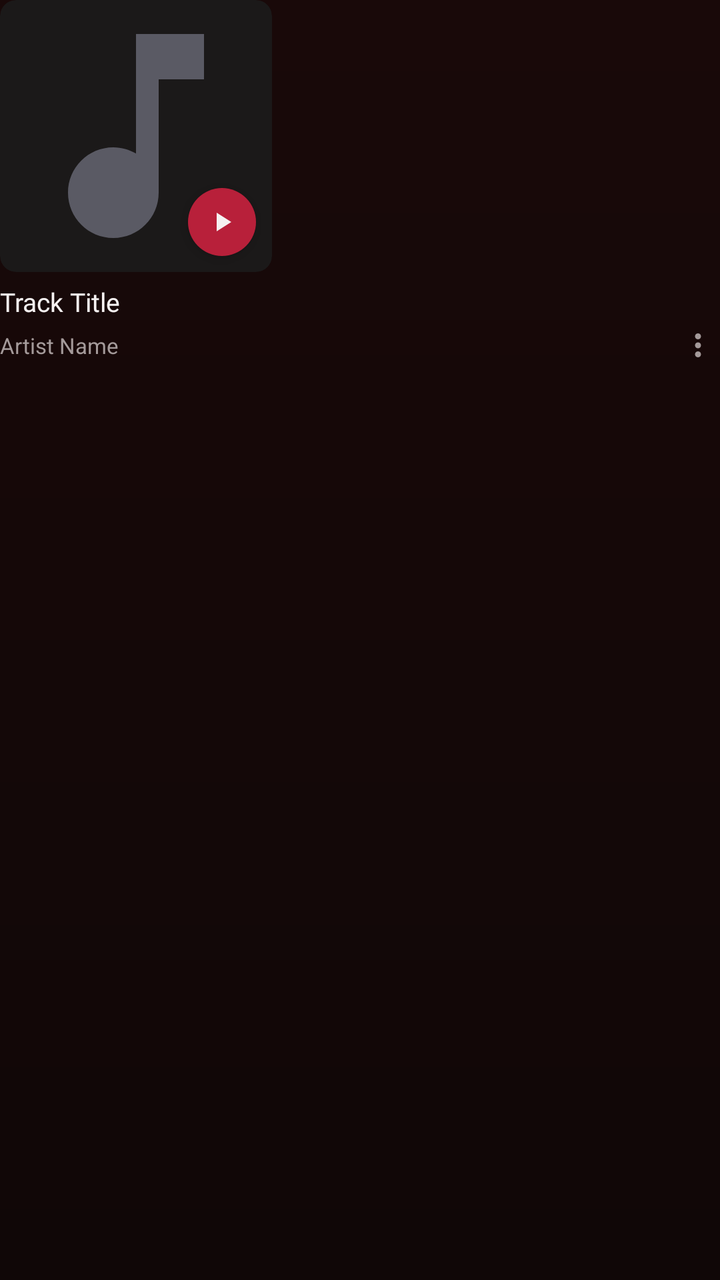
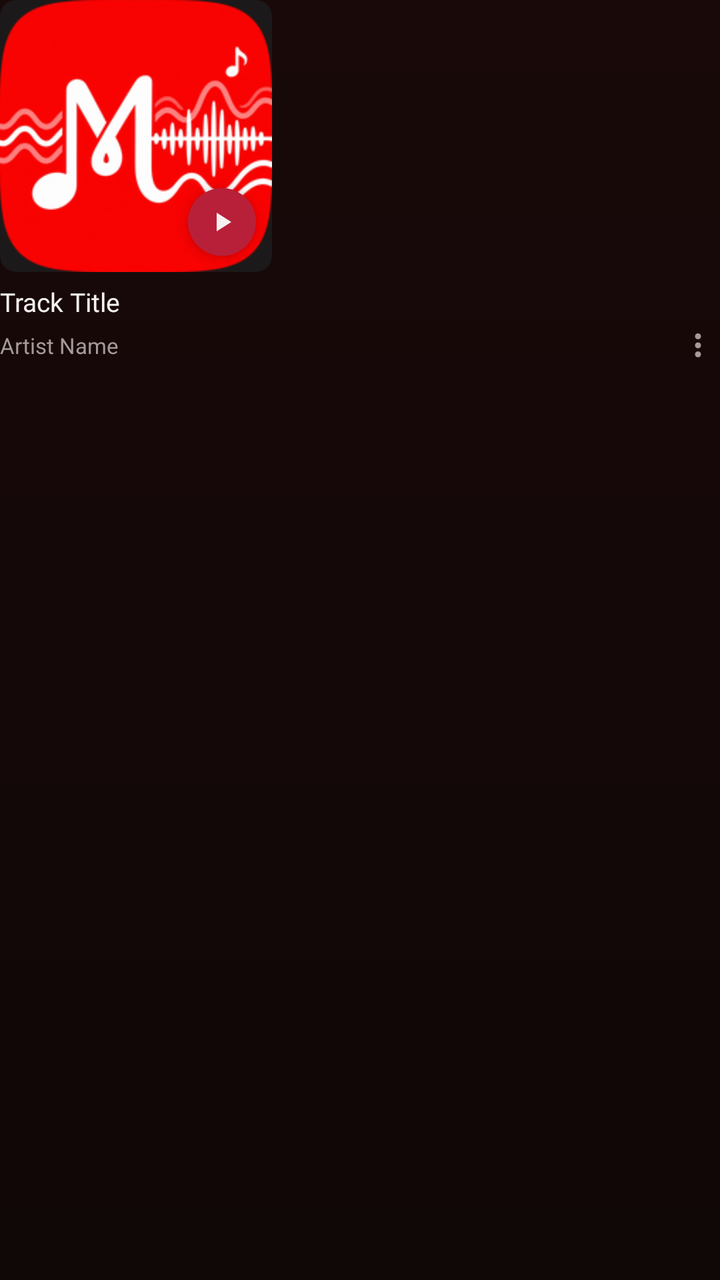

Before-and-after screenshots of an Android layout around one commit, followed by the original layout XML and the change that was made.
<!-- AndroidManifest.xml: application theme Theme.BraveMusicPlayer -->
<!-- res/layout/item_song_card_compact.xml -->
<?xml version="1.0" encoding="utf-8"?>
<LinearLayout xmlns:android="http://schemas.android.com/apk/res/android"
    xmlns:app="http://schemas.android.com/apk/res-auto"
    android:layout_width="136dp"
    android:layout_height="wrap_content"
    android:layout_marginEnd="12dp"
    android:clickable="true"
    android:focusable="true"
    android:orientation="vertical">

    
    <RelativeLayout
        android:layout_width="136dp"
        android:layout_height="136dp">

        <androidx.cardview.widget.CardView
            android:layout_width="match_parent"
            android:layout_height="match_parent"
            app:cardBackgroundColor="@color/surfaceCard"
            app:cardCornerRadius="8dp"
            app:cardElevation="0dp">

            <ImageView
                android:id="@+id/ivCardCover"
                android:layout_width="match_parent"
                android:layout_height="match_parent"
                android:contentDescription="Artwork"
                android:scaleType="centerCrop"
                android:src="@drawable/ic_music_note" />
        </androidx.cardview.widget.CardView>

        
        <FrameLayout
            android:id="@+id/btnCardQuickPlay"
            android:layout_width="34dp"
            android:layout_height="34dp"
            android:layout_alignParentEnd="true"
            android:layout_alignParentBottom="true"
            android:layout_margin="8dp"
            android:background="@drawable/bg_play_circle_red"
            android:clickable="true"
            android:contentDescription="Quick Play"
            android:elevation="4dp"
            android:focusable="true">

            <ImageView
                android:layout_width="16dp"
                android:layout_height="16dp"
                android:layout_gravity="center"
                android:importantForAccessibility="no"
                android:src="@drawable/ic_play_arrow"
                app:tint="@color/textPrimary" />
        </FrameLayout>

        
        <TextView
            android:id="@+id/tvCardBadge"
            android:layout_width="wrap_content"
            android:layout_height="wrap_content"
            android:layout_alignParentStart="true"
            android:layout_alignParentTop="true"
            android:layout_margin="6dp"
            android:background="@drawable/bg_pill_badge"
            android:fontFamily="sans-serif-bold"
            android:paddingStart="5dp"
            android:paddingTop="2dp"
            android:paddingEnd="5dp"
            android:paddingBottom="2dp"
            android:textColor="@color/textPrimary"
            android:textSize="9sp"
            android:visibility="gone" />
    </RelativeLayout>

    
    <TextView
        android:id="@+id/tvCardTitle"
        android:layout_width="match_parent"
        android:layout_height="wrap_content"
        android:layout_marginTop="6dp"
        android:ellipsize="end"
        android:fontFamily="@font/youtube_sans_bold_font"
        android:maxLines="1"
        android:text="Track Title"
        android:textColor="@color/textPrimary"
        android:textSize="13sp" />

    
    <RelativeLayout
        android:layout_width="match_parent"
        android:layout_height="wrap_content"
        android:layout_marginTop="2dp">

        <TextView
            android:id="@+id/tvCardArtist"
            android:layout_width="match_parent"
            android:layout_height="wrap_content"
            android:layout_alignParentStart="true"
            android:layout_centerVertical="true"
            android:layout_toStartOf="@+id/btnCardOptions"
            android:ellipsize="end"
            android:fontFamily="sans-serif"
            android:maxLines="1"
            android:text="Artist Name"
            android:textColor="@color/textSecondary"
            android:textSize="11sp" />

        <ImageView
            android:id="@+id/btnCardOptions"
            android:layout_width="22dp"
            android:layout_height="22dp"
            android:layout_alignParentEnd="true"
            android:layout_centerVertical="true"
            android:background="?android:attr/selectableItemBackgroundBorderless"
            android:contentDescription="Track Options"
            android:padding="2dp"
            android:src="@drawable/ic_more_vert"
            app:tint="@color/textSecondary" />
    </RelativeLayout>

</LinearLayout>
<!-- resources referenced by this layout -->
<resources>
  <color name="surfaceCard">#1B1919</color>
  <color name="textPrimary">#F5F1F1</color>
  <color name="textSecondary">#A49A9A</color>
  <!-- drawable bg_pill_badge (drawable) -->
  <?xml version="1.0" encoding="utf-8"?>
  <shape xmlns:android="http://schemas.android.com/apk/res/android"
      android:shape="rectangle">
      <solid android:color="@color/surfaceElevated" />
      <stroke
          android:width="1dp"
          android:color="@color/borderSubtle" />
      <corners android:radius="6dp" />
  </shape>
  <!-- drawable bg_play_circle_red (drawable) -->
  <?xml version="1.0" encoding="utf-8"?>
  <shape xmlns:android="http://schemas.android.com/apk/res/android"
      android:shape="oval">
      <solid android:color="@color/accentPrimary" />
  </shape>
  <!-- drawable ic_more_vert (drawable) -->
  <vector xmlns:android="http://schemas.android.com/apk/res/android"
      android:width="24dp"
      android:height="24dp"
      android:viewportWidth="24"
      android:viewportHeight="24">
      <path
          android:fillColor="#FFFFFFFF"
          android:pathData="M12,8c1.1,0 2,-0.9 2,-2s-0.9,-2 -2,-2 -2,0.9 -2,2 0.9,2 2,2zm0,2c-1.1,0 -2,0.9 -2,2s0.9,2 2,2 2,-0.9 2,-2 -0.9,-2 -2,-2zm0,6c-1.1,0 -2,0.9 -2,2s0.9,2 2,2 2,-0.9 2,-2 -0.9,-2 -2,-2z"/>
  </vector>
  <!-- drawable ic_music_note (drawable) -->
  <vector xmlns:android="http://schemas.android.com/apk/res/android"
      android:width="24dp"
      android:height="24dp"
      android:viewportWidth="24"
      android:viewportHeight="24">
      <path
          android:fillColor="#5A5A64"
          android:pathData="M12,3v10.55c-0.59,-0.34 -1.27,-0.55 -2,-0.55 -2.21,0 -4,1.79 -4,4s1.79,4 4,4 4,-1.79 4,-4V7h4V3h-6z"/>
  </vector>
  <!-- drawable ic_play_arrow (drawable) -->
  <vector xmlns:android="http://schemas.android.com/apk/res/android"
      android:width="24dp"
      android:height="24dp"
      android:viewportWidth="24"
      android:viewportHeight="24">
      <path
          android:fillColor="#FFFFFFFF"
          android:pathData="M8,5v14l11,-7z"/>
  </vector>
  <color name="surfaceElevated">#241010</color>
  <color name="borderSubtle">#422020</color>
  <color name="accentPrimary">#B8203A</color>
  <color name="accentPressed">#8F1830</color>
  <color name="background">#100707</color>
  <color name="backgroundSecondary">#190909</color>
  <!-- drawable bg_ytm_gradient (drawable) -->
  <?xml version="1.0" encoding="utf-8"?>
  <shape xmlns:android="http://schemas.android.com/apk/res/android"
      android:shape="rectangle">
      <gradient
          android:angle="270"
          android:startColor="@color/backgroundSecondary"
          android:endColor="@color/background"
          android:type="linear" />
  </shape>
  <style name="MelodyBottomSheetDialogTheme" parent="Theme.Design.Light.BottomSheetDialog">
          <item name="bottomSheetStyle">@style/MelodyBottomSheetStyle</item>
          <item name="android:windowIsFloating">false</item>
          <item name="android:navigationBarColor">@color/backgroundSecondary</item>
          <item name="android:windowLightNavigationBar" tools:targetApi="27">false</item>
      </style>
  <style name="MelodyBottomSheetStyle" parent="Widget.Design.BottomSheet.Modal">
          <item name="android:background">@android:color/transparent</item>
      </style>
  <!-- unchanged entries left out for length: 1 -->
</resources>

<!-- the commit's change to res/layout/item_song_card_compact.xml (unified diff, before → after) -->
@@ -26,7 +26,7 @@
                 android:layout_height="match_parent"
                 android:contentDescription="Artwork"
                 android:scaleType="centerCrop"
-                android:src="@drawable/ic_music_note" />
+                android:src="@drawable/ic_melody_logo" />
         </androidx.cardview.widget.CardView>
 
         
<!-- resource entries referenced after the edit -->
@@ -19,6 +19,7 @@
       android:shape="oval">
       <solid android:color="@color/accentPrimary" />
   </shape>
+  <!-- drawable ic_melody_logo: png bitmap (drawable, 46801 bytes) -->
   <!-- drawable ic_more_vert (drawable) -->
   <vector xmlns:android="http://schemas.android.com/apk/res/android"
       android:width="24dp"
@@ -28,16 +29,6 @@
       <path
           android:fillColor="#FFFFFFFF"
           android:pathData="M12,8c1.1,0 2,-0.9 2,-2s-0.9,-2 -2,-2 -2,0.9 -2,2 0.9,2 2,2zm0,2c-1.1,0 -2,0.9 -2,2s0.9,2 2,2 2,-0.9 2,-2 -0.9,-2 -2,-2zm0,6c-1.1,0 -2,0.9 -2,2s0.9,2 2,2 2,-0.9 2,-2 -0.9,-2 -2,-2z"/>
-  </vector>
-  <!-- drawable ic_music_note (drawable) -->
-  <vector xmlns:android="http://schemas.android.com/apk/res/android"
-      android:width="24dp"
-      android:height="24dp"
-      android:viewportWidth="24"
-      android:viewportHeight="24">
-      <path
-          android:fillColor="#5A5A64"
-          android:pathData="M12,3v10.55c-0.59,-0.34 -1.27,-0.55 -2,-0.55 -2.21,0 -4,1.79 -4,4s1.79,4 4,4 4,-1.79 4,-4V7h4V3h-6z"/>
   </vector>
   <!-- drawable ic_play_arrow (drawable) -->
   <vector xmlns:android="http://schemas.android.com/apk/res/android"
